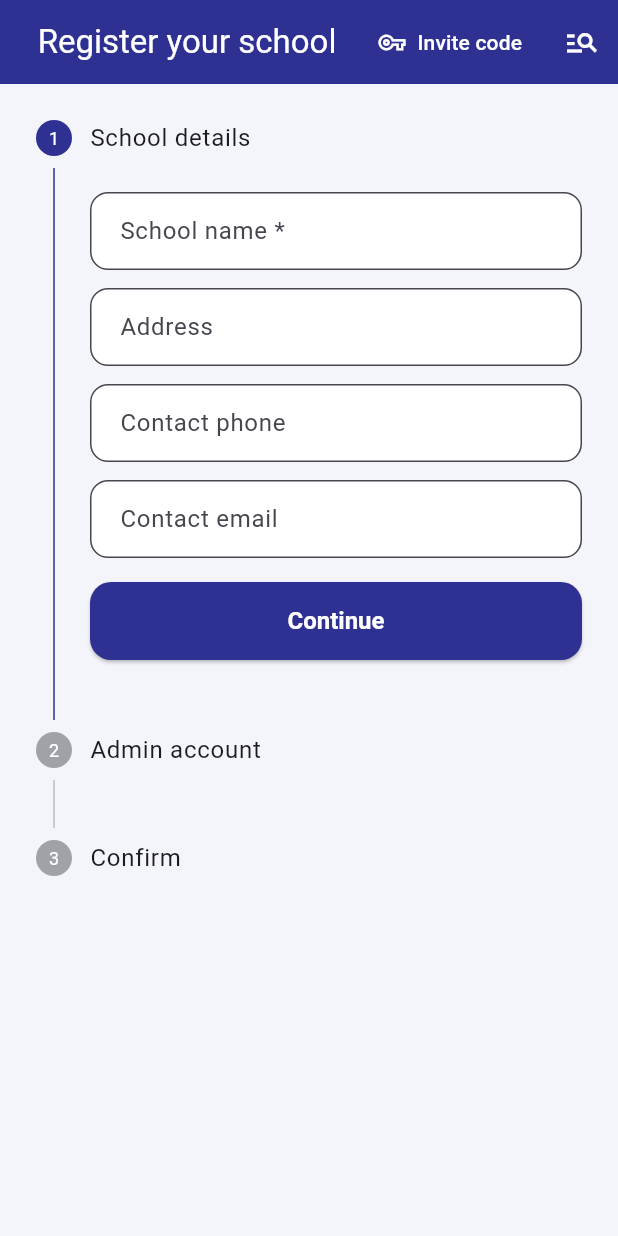
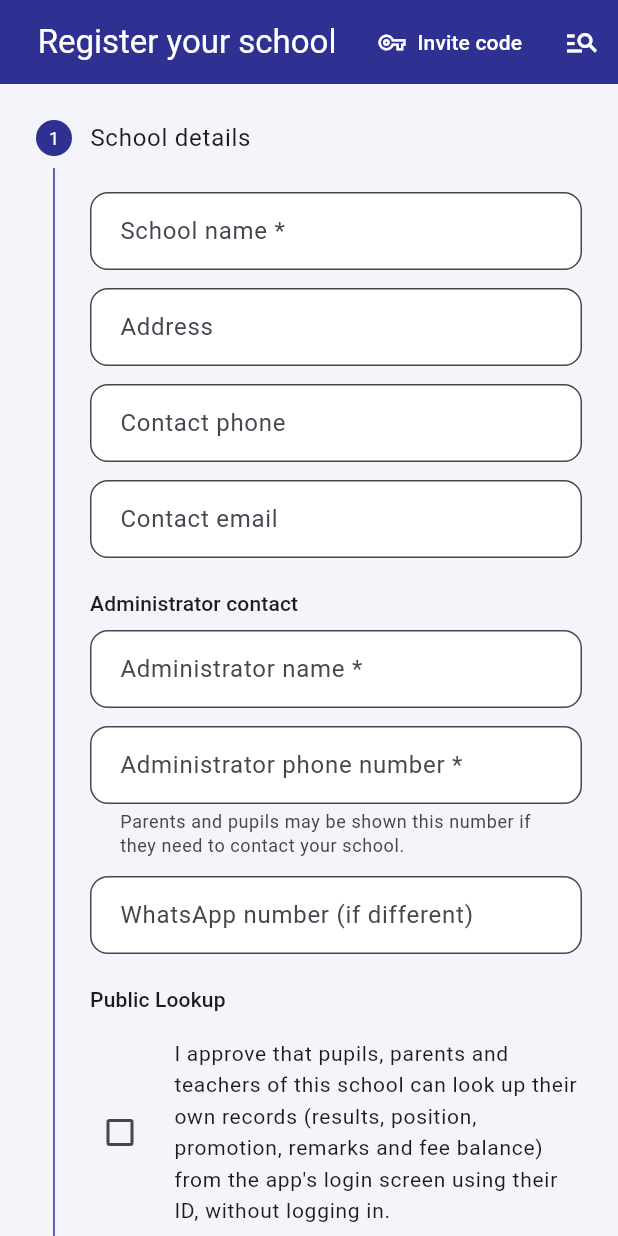
Before and after one commit to evadmathematician-droid/EvanHub, a Flutter app: the screen it shows once a user with an empty profile is signed in, on a phone screen of 412 x 824 dp. Run offline on Flutter 3.47's test engine with Material 3 defaults, Android fonts, the phone set to English and light mode, and no system bars; our stand-ins replace cached_network_image, connectivity_plus, file_picker, firebase_analytics, firebase_auth, firebase_core and 13 more; missing offline and left inert: excel, in_app_update; accounts and stored records are empty.

Commit message:
feat(onboarding): administrator contact (phone required) and Lookup approval
Co-Authored-By: Claude Opus 5.5 <noreply@anthropic.com>

```diff
--- a/lib/features/onboarding/school_onboarding_screen.dart
+++ b/lib/features/onboarding/school_onboarding_screen.dart
@@ -4,6 +4,7 @@ import 'package:provider/provider.dart';
 
 import '../../app/routes.dart';
 import '../../core/person_name.dart';
+import '../../core/phone.dart';
 import '../../models/school.dart';
 import '../../services/auth_service.dart';
 import '../../state/auth_controller.dart';
@@ -32,6 +33,14 @@ class _SchoolOnboardingScreenState extends State<SchoolOnboardingScreen> {
   final _schoolPhone = TextEditingController();
   final _schoolEmail = TextEditingController();
 
+  // School administrator contact, shown to people when Look Up is off.
+  final _contactName = TextEditingController();
+  final _contactPhone = TextEditingController();
+  final _contactWhatsApp = TextEditingController();
+
+  /// Look Up approval; unticked until the school chooses it.
+  bool _lookupApproved = false;
+
   final _adminName = TextEditingController();
   final _adminEmail = TextEditingController();
   final _adminPassword = TextEditingController();
@@ -56,6 +65,9 @@ class _SchoolOnboardingScreenState extends State<SchoolOnboardingScreen> {
       _address,
       _schoolPhone,
       _schoolEmail,
+      _contactName,
+      _contactPhone,
+      _contactWhatsApp,
       _adminName,
       _adminEmail,
       _adminPassword,
@@ -80,6 +92,10 @@ class _SchoolOnboardingScreenState extends State<SchoolOnboardingScreen> {
               address: _address.text.trim(),
               phone: _schoolPhone.text.trim(),
               email: _schoolEmail.text.trim(),
+              adminName: titleCaseName(_contactName.text),
+              adminPhone: _contactPhone.text.trim(),
+              adminWhatsApp: _contactWhatsApp.text.trim(),
+              lookupEnabled: _lookupApproved,
             ),
           );
       // Router redirect sends us to the dashboard once `users/{uid}` is written.
@@ -103,6 +119,14 @@ class _SchoolOnboardingScreenState extends State<SchoolOnboardingScreen> {
       _submit();
     }
   }
+
+  Widget _sectionTitle(String text) => Align(
+        alignment: Alignment.centerLeft,
+        child: Padding(
+          padding: const EdgeInsets.only(bottom: 8),
+          child: Text(text, style: Theme.of(context).textTheme.titleSmall),
+        ),
+      );
 
   void _back() {
     if (_step == 0) return;
@@ -194,6 +218,67 @@ class _SchoolOnboardingScreenState extends State<SchoolOnboardingScreen> {
                     decoration:
                         const InputDecoration(labelText: 'Contact email'),
                   ),
+                  const SizedBox(height: 20),
+                  _sectionTitle('Administrator contact'),
+                  TextFormField(
+                    controller: _contactName,
+                    textCapitalization: TextCapitalization.words,
+                    inputFormatters: nameInputFormatters,
+                    maxLength: 100,
+                    decoration: const InputDecoration(
+                        labelText: 'Administrator name *', counterText: ''),
+                    validator: (v) =>
+                        (v == null || v.trim().isEmpty) ? 'Required' : null,
+                  ),
+                  const SizedBox(height: 12),
+                  TextFormField(
+                    controller: _contactPhone,
+                    keyboardType: TextInputType.phone,
+                    maxLength: 30,
+                    decoration: const InputDecoration(
+                      labelText: 'Administrator phone number *',
+                      hintText: 'e.g. 079 150 079',
+                      helperText: 'Parents and pupils may be shown this '
+                          'number if they need to contact your school.',
+                      helperMaxLines: 2,
+                      counterText: '',
+                    ),
+                    validator: (v) => phoneProblem(v, required: true),
+                  ),
+                  const SizedBox(height: 12),
+                  TextFormField(
+                    controller: _contactWhatsApp,
+                    keyboardType: TextInputType.phone,
+                    maxLength: 30,
+                    decoration: const InputDecoration(
+                        labelText: 'WhatsApp number (if different)',
+                        counterText: ''),
+                    validator: phoneProblem,
+                  ),
+                  const SizedBox(height: 20),
+                  _sectionTitle('Public Lookup'),
+                  CheckboxListTile(
+                    value: _lookupApproved,
+                    onChanged: (v) =>
+                        setState(() => _lookupApproved = v ?? false),
+                    contentPadding: EdgeInsets.zero,
+                    controlAffinity: ListTileControlAffinity.leading,
+                    title: const Text(
+                      'I approve that pupils, parents and teachers of this '
+                      'school can look up their own records (results, '
+                      'position, promotion, remarks and fee balance) from the '
+                      "app's login screen using their ID, without logging in.",
+                      style: TextStyle(fontSize: 14),
+                    ),
+                  ),
+                  const Text(
+                    "Only someone who knows a pupil's exact ID can see that "
+                    "pupil's record. If you do not approve, your school will "
+                    'still appear in the Lookup list, but people will be asked '
+                    'to contact you. You can change this any time in Settings.',
+                    style: TextStyle(
+                        fontSize: 12.5, color: AppColors.textSecondary),
+                  ),
                 ],
               ),
             ),
@@ -266,6 +351,9 @@ class _SchoolOnboardingScreenState extends State<SchoolOnboardingScreen> {
               children: [
                 Text('School: ${_schoolName.text}'),
                 Text('Admin: ${_adminName.text} (${_adminEmail.text})'),
+                Text('Administrator contact: ${_contactName.text} '
+                    '(${_contactPhone.text})'),
+                Text('Public Lookup: ${_lookupApproved ? 'Approved' : 'Not approved'}'),
                 const SizedBox(height: 12),
                 const Text(
                   'A new isolated workspace will be created. Only members you '
```
